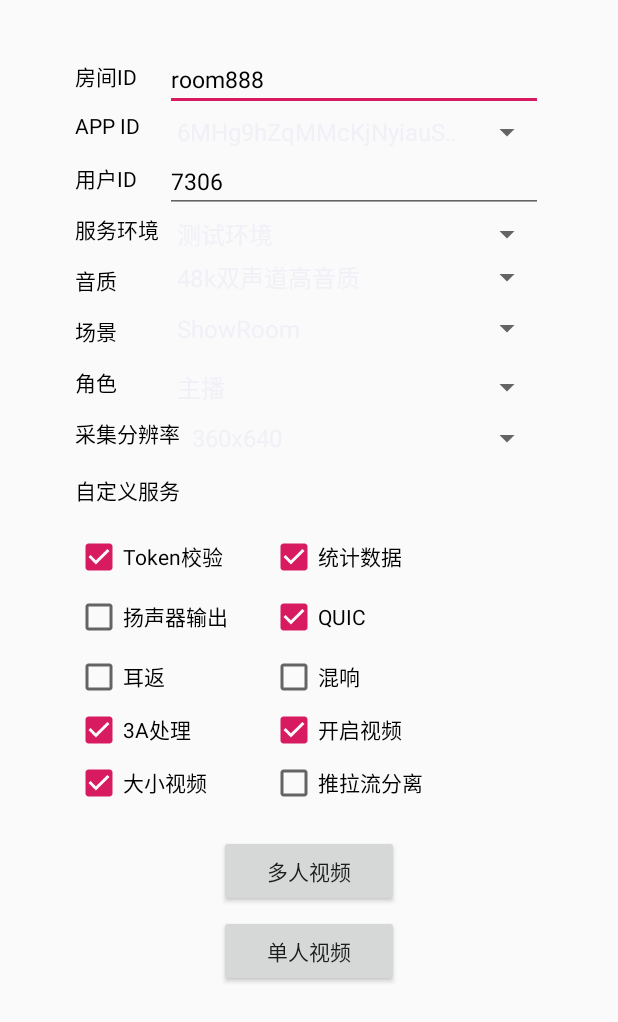
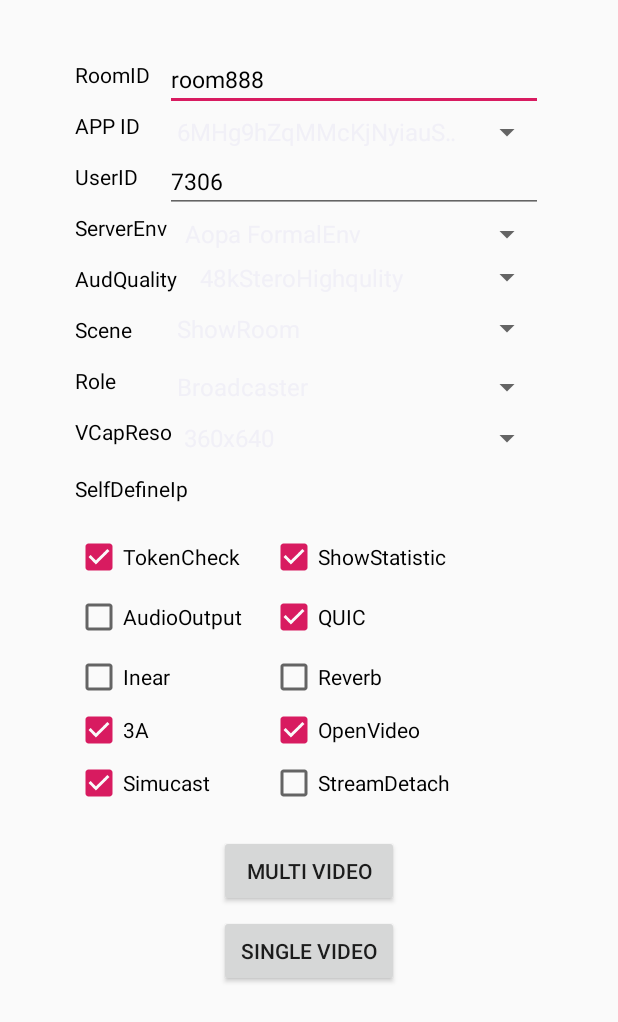
Before and after one commit to aopacloud/aopa-rtc, an Android app: the screen it shows after launch (MainActivity), on a phone screen of 412 x 824 dp. Shown: the top 1022 px of the screen. Run offline under Robolectric (Android 15) with nearby library versions, the phone set to English and light mode, and no system bars; libraries missing offline, so code that uses them is left out: com.tencent.bugly, org.banban.rtc; pictures from the network do not load; 2 statements that could not run were skipped.

Commit message:
devopt:chang android text to be english

```diff
--- a/AppRtcAndroid/app/src/main/java/org/banban/demo/MainActivity.java
+++ b/AppRtcAndroid/app/src/main/java/org/banban/demo/MainActivity.java
@@ -88,7 +88,7 @@ public class MainActivity extends AppCompatActivity {
   private int mAppIdType = 0;
   private int mQualityType = 5;
   private int mRoleType = 0;
-  private int mServerType = 2;
+  private int mServerType = 0;
   private int mResolutionType = 0;
   private int mScenarioType = 0;
   private Handler mHandler = new Handler();
@@ -134,7 +134,7 @@ public class MainActivity extends AppCompatActivity {
     mAppIdSpinner.setAdapter(appidAdapter);
 
 
-    String[] quelityTypes = new String[]{"默认", "32k单声道", "48k单声道", "48k双声道", "48k单声道高音质", "48k双声道高音质"};
+    String[] quelityTypes = new String[]{"default", "32kMono", "48kMono", "48kStero", "48kMonoHighqulity", "48kSteroHighqulity"};
     ArrayAdapter<String> quelityAdapter = new ArrayAdapter<String>(getApplicationContext(), android.R.layout.simple_spinner_item, quelityTypes);
     quelityAdapter.setDropDownViewResource(android.R.layout.simple_spinner_dropdown_item);
     mSpinnerQuality.setAdapter(quelityAdapter);
@@ -144,12 +144,12 @@ public class MainActivity extends AppCompatActivity {
     scenarioAdapter.setDropDownViewResource(android.R.layout.simple_spinner_dropdown_item);
     mSpinnerScenario.setAdapter(scenarioAdapter);
 
-    String[] roleTypes = new String[]{"主播", "观众"};
+    String[] roleTypes = new String[]{"Broadcaster", "Audience"};
     ArrayAdapter<String> roleAdapter = new ArrayAdapter<String>(getApplicationContext(), android.R.layout.simple_spinner_item, roleTypes);
     roleAdapter.setDropDownViewResource(android.R.layout.simple_spinner_dropdown_item);
     mSpinnerRole.setAdapter(roleAdapter);
 
-    String[] serverTypes = new String[]{"奥帕云正式环境","BB正式环境", "测试环境", "测试环境V2", "内网环境", "自定义", "P2P"};
+    String[] serverTypes = new String[]{"Aopa FormalEnv"};
     ArrayAdapter<String> serverAdapter = new ArrayAdapter<String>(getApplicationContext(), android.R.layout.simple_spinner_item, serverTypes);
     serverAdapter.setDropDownViewResource(android.R.layout.simple_spinner_dropdown_item);
     mServerSpinner.setAdapter(serverAdapter);
--- a/AppRtcAndroid/app/src/main/res/layout/activity_main.xml
+++ b/AppRtcAndroid/app/src/main/res/layout/activity_main.xml
@@ -12,7 +12,7 @@
         android:layout_height="30dp"
         android:layout_marginLeft="50dp"
         android:layout_marginTop="40dp"
-        android:text="房间ID"
+        android:text="RoomID"
         android:textColor="@android:color/black" />
 
     <EditText
@@ -60,7 +60,7 @@
         android:layout_below="@+id/AppIDTextView"
         android:layout_marginLeft="50dp"
         android:layout_marginTop="4dp"
-        android:text="用户ID"
+        android:text="UserID"
         android:textColor="@android:color/black" />
 
     <EditText
@@ -81,12 +81,12 @@
 
     <TextView
         android:id="@+id/ServerAddrTextView"
-        android:layout_width="60dp"
+        android:layout_width="65dp"
         android:layout_height="30dp"
         android:layout_below="@+id/UserIdTextView"
         android:layout_marginLeft="50dp"
         android:layout_marginTop="4dp"
-        android:text="服务环境"
+        android:text="ServerEnv"
         android:textColor="@android:color/black"
         android:visibility="visible"
         tools:visibility="visible" />
@@ -107,13 +107,13 @@
 
     <TextView
         android:id="@+id/AudioQualityTextView"
-        android:textColor="@android:color/black"
-        android:layout_width="60dp"
+        android:layout_width="75dp"
         android:layout_height="30dp"
         android:layout_below="@+id/ServerAddrTextView"
         android:layout_marginLeft="50dp"
         android:layout_marginTop="4dp"
-        android:text="音质" />
+        android:text="AudQuality"
+        android:textColor="@android:color/black" />
 
     <Spinner
         android:id="@+id/AudioQualitySpinner"
@@ -129,13 +129,13 @@
 
     <TextView
         android:id="@+id/ScenarioTextView"
-        android:textColor="@android:color/black"
         android:layout_width="60dp"
         android:layout_height="30dp"
         android:layout_below="@+id/AudioQualityTextView"
         android:layout_marginLeft="50dp"
         android:layout_marginTop="4dp"
-        android:text="场景" />
+        android:text="Scene"
+        android:textColor="@android:color/black" />
 
     <Spinner
         android:id="@+id/ScenarioSpinner"
@@ -156,7 +156,7 @@
         android:layout_below="@+id/ScenarioTextView"
         android:layout_marginLeft="50dp"
         android:layout_marginTop="4dp"
-        android:text="角色"
+        android:text="Role"
         android:textColor="@android:color/black" />
 
     <Spinner
@@ -178,7 +178,7 @@
         android:layout_below="@+id/RoleTextView"
         android:layout_marginLeft="50dp"
         android:layout_marginTop="4dp"
-        android:text="采集分辨率"
+        android:text="VCapReso"
         android:textColor="@android:color/black" />
 
     <Spinner
@@ -200,7 +200,7 @@
         android:layout_below="@+id/ResolutionSpinner"
         android:layout_marginLeft="50dp"
         android:layout_marginTop="4dp"
-        android:text="自定义服务"
+        android:text="SelfDefineIp"
         android:textColor="@android:color/black" />
 
     <EditText
@@ -229,7 +229,7 @@
         android:layout_below="@+id/CustomServerTextView"
         android:layout_marginLeft="50dp"
         android:layout_marginTop="10dp"
-        android:text="Token校验" />
+        android:text="TokenCheck" />
 
     <CheckBox
         android:id="@+id/StatsCheckBox"
@@ -239,7 +239,7 @@
         android:layout_marginLeft="10dp"
         android:layout_marginTop="0dp"
         android:layout_toRightOf="@+id/TokenCheckBox"
-        android:text="统计数据" />
+        android:text="ShowStatistic" />
 
     <CheckBox
         android:id="@+id/SpeakerCheckBox"
@@ -248,7 +248,7 @@
         android:layout_below="@+id/TokenCheckBox"
         android:layout_marginLeft="50dp"
         android:layout_marginTop="10dp"
-        android:text="扬声器输出" />
+        android:text="AudioOutput" />
 
     <CheckBox
         android:id="@+id/QuicCheckBox"
@@ -267,7 +267,7 @@
         android:layout_below="@+id/SpeakerCheckBox"
         android:layout_marginLeft="50dp"
         android:layout_marginTop="10dp"
-        android:text="耳返" />
+        android:text="Inear" />
 
     <CheckBox
         android:id="@+id/ReverbCheckBox"
@@ -277,7 +277,7 @@
         android:layout_marginLeft="10dp"
         android:layout_marginTop="0dp"
         android:layout_toRightOf="@+id/InearCheckBox"
-        android:text="混响" />
+        android:text="Reverb" />
 
     <CheckBox
         android:id="@+id/AAACheckBox"
@@ -286,7 +286,7 @@
         android:layout_below="@+id/InearCheckBox"
         android:layout_marginLeft="50dp"
         android:layout_marginTop="5dp"
-        android:text="3A处理" />
+        android:text="3A" />
 
     <CheckBox
         android:id="@+id/VideoCheckBox"
@@ -295,7 +295,7 @@
         android:layout_below="@+id/InearCheckBox"
         android:layout_alignLeft="@+id/ReverbCheckBox"
         android:layout_marginTop="5dp"
-        android:text="开启视频" />
+        android:text="OpenVideo" />
 
     <CheckBox
         android:id="@+id/MulticastCheckBox"
@@ -304,7 +304,7 @@
         android:layout_below="@+id/AAACheckBox"
         android:layout_marginLeft="50dp"
         android:layout_marginTop="5dp"
-        android:text="大小视频" />
+        android:text="Simucast" />
 
     <CheckBox
         android:id="@+id/DetachCheckBox"
@@ -313,7 +313,7 @@
         android:layout_below="@+id/VideoCheckBox"
         android:layout_alignLeft="@+id/VideoCheckBox"
         android:layout_marginTop="5dp"
-        android:text="推拉流分离" />
+        android:text="StreamDetach" />
 
     <Button
         android:id="@+id/RoomBnt"
@@ -323,7 +323,7 @@
         android:layout_centerHorizontal="true"
         android:layout_marginTop="20dp"
         android:onClick="onJoinClick"
-        android:text="多人视频" />
+        android:text="Multi video" />
 
     <Button
         android:id="@+id/SingleBnt"
@@ -333,7 +333,7 @@
         android:layout_centerHorizontal="true"
         android:layout_marginTop="5dp"
         android:onClick="onSingleClick"
-        android:text="单人视频" />
+        android:text="Single video" />
 
     <TextView
         android:id="@+id/VersionText"
--- a/AppRtcAndroid/app/src/main/res/layout/activity_single.xml
+++ b/AppRtcAndroid/app/src/main/res/layout/activity_single.xml
@@ -29,7 +29,7 @@
                 android:gravity="left"
                 android:paddingLeft="5dp"
                 android:paddingTop="4dp"
-                android:text="状态"
+                android:text="Status"
                 android:textColor="#FFA06000"
                 android:textSize="12dp" />
 
```
Also changed, not shown: AppRtcAndroid/app/src/main/java/org/banban/demo/RoomActivity.java (+50 -50 lines), AppRtcAndroid/app/src/main/res/layout/activity_room.xml (+22 -22 lines), AppRtcAndroid/app/src/main/res/layout/net_settings.xml (+17 -17 lines).
